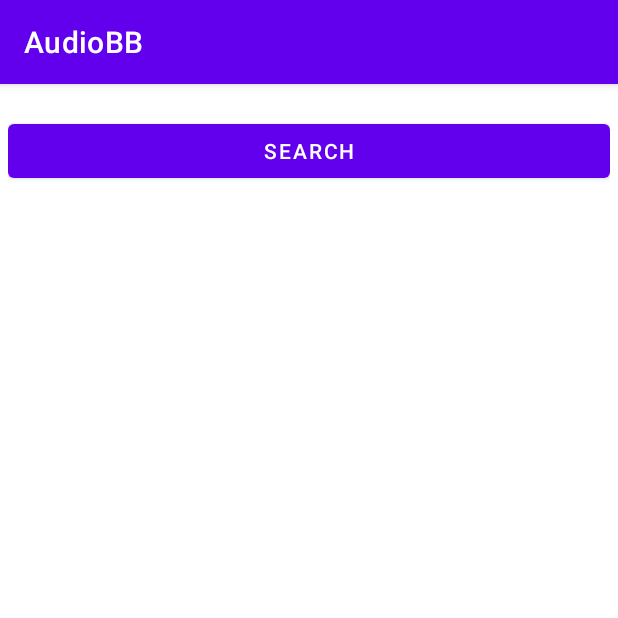
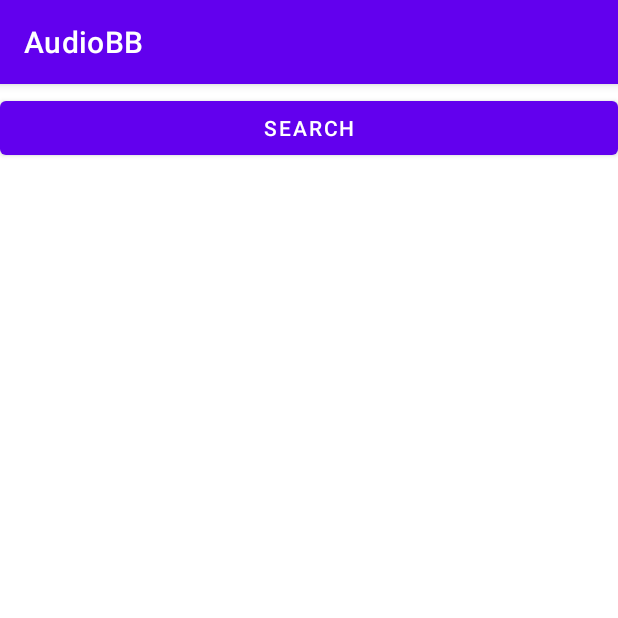
Before and after one commit to rrubin1219/Audio, an Android app: the screen it shows after launch (MainActivity), on a phone screen of 412 x 824 dp, the top half of it. Run offline under Robolectric (Android 15) with nearby library versions, the phone set to English and light mode, and no system bars; our stand-ins replace Picasso; pictures from the network do not load.

Commit message:
Put dialogButton in main activity

```diff
--- a/app/src/main/java/edu/temple/audiobb/BookAdapter.kt
+++ b/app/src/main/java/edu/temple/audiobb/BookAdapter.kt
@@ -3,6 +3,7 @@ package edu.temple.audiobb
 import android.view.LayoutInflater
 import android.view.View
 import android.view.ViewGroup
+import android.widget.ImageView
 import android.widget.TextView
 import androidx.recyclerview.widget.RecyclerView
 
--- a/app/src/main/java/edu/temple/audiobb/BookDisplayFragment.kt
+++ b/app/src/main/java/edu/temple/audiobb/BookDisplayFragment.kt
@@ -28,6 +28,7 @@ class BookDisplayFragment: Fragment(){
         titleView = layout.findViewById(R.id.titleView)
         authorView = layout.findViewById(R.id.authorView)
         coverView = layout.findViewById(R.id.coverView)
+
         return layout
     }
 
--- a/app/src/main/java/edu/temple/audiobb/BookListFragment.kt
+++ b/app/src/main/java/edu/temple/audiobb/BookListFragment.kt
@@ -6,7 +6,6 @@ import androidx.fragment.app.Fragment
 import android.view.LayoutInflater
 import android.view.View
 import android.view.ViewGroup
-import android.widget.Button
 import androidx.lifecycle.ViewModelProvider
 import androidx.recyclerview.widget.LinearLayoutManager
 import androidx.recyclerview.widget.RecyclerView
@@ -15,7 +14,6 @@ private const val BOOK_LIST = "bookList"
 
 class BookListFragment: Fragment(){
     private var bookList: BookList? = null
-    lateinit var recyclerView: RecyclerView
 
     override fun onCreate(savedInstanceState: Bundle?){
         super.onCreate(savedInstanceState)
@@ -31,15 +29,7 @@ class BookListFragment: Fragment(){
     override fun onViewCreated(view: View, savedInstanceState: Bundle?){
         super.onViewCreated(view, savedInstanceState)
 
-        //Start Dialog Activity
-        val dialogButton = view.findViewById<Button>(R.id.dialogButton)
-        dialogButton.setOnClickListener{
-            val intent = Intent(requireContext(), BookSearchActivity::class.java)
-            startActivity(intent)
-        }
-
         val bookViewModel = ViewModelProvider(requireActivity()).get(BookViewModel::class.java)
-        recyclerView = view.findViewById(R.id.recyclerView)
 
         val onClick : (Book) -> Unit = {
             // Update the ViewModel
@@ -47,8 +37,7 @@ class BookListFragment: Fragment(){
             // Inform the activity of the selection so as to not have the event replayed when the activity is restarted
             (activity as BookSelectedInterface).bookSelected()
         }
-
-        recyclerView.apply {
+        with (view as RecyclerView) {
             layoutManager = LinearLayoutManager(requireActivity())
             adapter = BookListAdapter (bookList!!, onClick)
         }
--- a/app/src/main/java/edu/temple/audiobb/MainActivity.kt
+++ b/app/src/main/java/edu/temple/audiobb/MainActivity.kt
@@ -1,39 +1,64 @@
 package edu.temple.audiobb
 
+import android.app.Activity
+import android.content.Intent
 import androidx.appcompat.app.AppCompatActivity
 import android.os.Bundle
 import android.view.View
+import android.widget.Button
+import android.widget.Toast
+import androidx.activity.result.contract.ActivityResultContracts
 import androidx.lifecycle.ViewModelProvider
+import com.squareup.picasso.Picasso
 
 class MainActivity: AppCompatActivity(), BookListFragment.BookSelectedInterface{
-
-
     private val isSingleContainer: Boolean by lazy{
         findViewById<View>(R.id.displayContainer) == null
     }
     private val selectedBookViewModel: BookViewModel by lazy{
         ViewModelProvider(this).get(BookViewModel::class.java)
     }
+    private lateinit var bundle: BookList
+
+    private val result = registerForActivityResult(ActivityResultContracts.StartActivityForResult()){
+        result ->
+        if(result.resultCode == Activity.RESULT_OK){
+            bundle = result.data?.getSerializableExtra("books") as BookList
+
+        }
+    }
+
     override fun onCreate(savedInstanceState: Bundle?){
         super.onCreate(savedInstanceState)
         setContentView(R.layout.activity_main)
 
+        val intent = Intent(this, BookSearchActivity::class.java)
+
+        //Start Dialog Activity
+        val dialogButton = findViewById<Button>(R.id.dialogButton)
+        dialogButton.setOnClickListener{
+            startActivity(intent)
+            //result.launch(intent)
+        }
+
+
         //Get test data
         val bookList = getBookList()
 
+        //if(this::bundle.isInitialized) {
+
             //Switching from one container to two containers clear BookDisplayFragment from listContainer
-        if(supportFragmentManager.findFragmentById(R.id.listContainer) is BookDisplayFragment){
+            if (supportFragmentManager.findFragmentById(R.id.listContainer) is BookDisplayFragment) {
                 supportFragmentManager.popBackStack()
             }
             //First time the activity is loading, add a BookListFragment
-        if(savedInstanceState == null){
+            if (savedInstanceState == null) {
                 supportFragmentManager.beginTransaction()
                     .add(R.id.listContainer, BookListFragment.newInstance(bookList))
                     .commit()
-        }
-        else{
+            } else {
                 //Activity loaded previously, If a single container and a selected book, place it on top
-            if (isSingleContainer && selectedBookViewModel.getBook().value != null){
+                if (isSingleContainer && selectedBookViewModel.getBook().value != null) {
                     supportFragmentManager.beginTransaction()
                         .replace(R.id.listContainer, BookDisplayFragment())
                         .setReorderingAllowed(true)
@@ -42,23 +67,20 @@ class MainActivity: AppCompatActivity(), BookListFragment.BookSelectedInterface{
                 }
             }
             //Two containers but no BookDetailsFragment, add one to displayContainer
-        if(!isSingleContainer && supportFragmentManager.findFragmentById(R.id.displayContainer) !is BookDisplayFragment){
+            if (!isSingleContainer && supportFragmentManager.findFragmentById(R.id.displayContainer) !is BookDisplayFragment) {
                 supportFragmentManager.beginTransaction()
                     .add(R.id.displayContainer, BookDisplayFragment())
                     .commit()
             }
+        //}
     }
 
     private fun getBookList(): BookList{
         val bookList = BookList()
-        val title = intent.getStringExtra("title")
-        val author = intent.getStringExtra("author")
-        val cover = intent.getStringExtra("cover")
-        val bundle = intent.extras
-        val id: Int? = bundle?.getInt("id")
+/*
 
         bookList.add(Book(title.toString(), author.toString(), id,cover.toString()))
-/*
+
         bookList.add(Book("Book 0", "Author 9"))
         bookList.add(Book("Book 1", "Author 8"))
         bookList.add(Book("Book 2", "Author 7"))
--- a/app/src/main/res/layout/activity_book_search.xml
+++ b/app/src/main/res/layout/activity_book_search.xml
@@ -19,7 +19,7 @@
         tools:text="Search Term" />
 
     <Button
-        android:id="@+id/searchView"
+        android:id="@+id/searchButton"
         android:layout_width="wrap_content"
         android:layout_height="wrap_content"
         android:layout_marginTop="14dp"
--- a/app/src/main/res/layout/activity_main.xml
+++ b/app/src/main/res/layout/activity_main.xml
@@ -6,10 +6,22 @@
     android:layout_height="match_parent"
     tools:context=".MainActivity">
 
+    <Button
+        android:id="@+id/dialogButton"
+        android:layout_width="0dp"
+        android:layout_height="wrap_content"
+        android:layout_marginTop="5dp"
+        android:text="Search"
+        app:layout_constraintEnd_toEndOf="parent"
+        app:layout_constraintHorizontal_bias="0.0"
+        app:layout_constraintStart_toStartOf="parent"
+        app:layout_constraintTop_toTopOf="parent" />
+
+
     <androidx.fragment.app.FragmentContainerView
         android:id="@+id/listContainer"
-        android:layout_width="0dp"
-        android:layout_height="0dp"
+        android:layout_width="415dp"
+        android:layout_height="667dp"
         android:layout_marginStart="5dp"
         android:layout_marginTop="15dp"
         android:layout_marginEnd="5dp"
@@ -17,6 +29,7 @@
         app:layout_constraintBottom_toBottomOf="parent"
         app:layout_constraintEnd_toEndOf="parent"
         app:layout_constraintStart_toStartOf="parent"
-        app:layout_constraintTop_toTopOf="parent" />
+        app:layout_constraintTop_toTopOf="parent"
+        app:layout_constraintVertical_bias="1.0" />
 
 </androidx.constraintlayout.widget.ConstraintLayout>
--- a/app/src/main/res/layout/fragment_book_list.xml
+++ b/app/src/main/res/layout/fragment_book_list.xml
@@ -1,30 +1,6 @@
 <?xml version="1.0" encoding="utf-8"?>
-<androidx.constraintlayout.widget.ConstraintLayout xmlns:android="http://schemas.android.com/apk/res/android"
-    xmlns:app="http://schemas.android.com/apk/res-auto"
+<androidx.recyclerview.widget.RecyclerView xmlns:android="http://schemas.android.com/apk/res/android"
     xmlns:tools="http://schemas.android.com/tools"
     android:layout_width="match_parent"
     android:layout_height="match_parent"
-    tools:context=".BookListFragment">
-
-    <Button
-        android:id="@+id/dialogButton"
-        android:layout_width="0dp"
-        android:layout_height="wrap_content"
-        android:layout_marginTop="5dp"
-        android:layout_marginBottom="10dp"
-        android:text="Search"
-        app:layout_constraintBottom_toTopOf="@+id/recyclerView"
-        app:layout_constraintEnd_toEndOf="parent"
-        app:layout_constraintHorizontal_bias="0.0"
-        app:layout_constraintStart_toStartOf="parent"
-        app:layout_constraintTop_toTopOf="parent" />
-
-    <androidx.recyclerview.widget.RecyclerView
-        android:id="@+id/recyclerView"
-        android:layout_width="0dp"
-        android:layout_height="0dp"
-        app:layout_constraintBottom_toBottomOf="parent"
-        app:layout_constraintEnd_toEndOf="parent"
-        app:layout_constraintStart_toStartOf="parent"
-        app:layout_constraintTop_toBottomOf="@+id/dialogButton" />
-</androidx.constraintlayout.widget.ConstraintLayout>
+    tools:context=".BookListFragment" />
```
Also changed, not shown: app/src/main/java/edu/temple/audiobb/BookSearchActivity.kt (+12 -17 lines), app/src/main/res/layout/two_pane_layout.xml (+14 -2 lines). Lines whose indentation alone changed are shown as unchanged.
